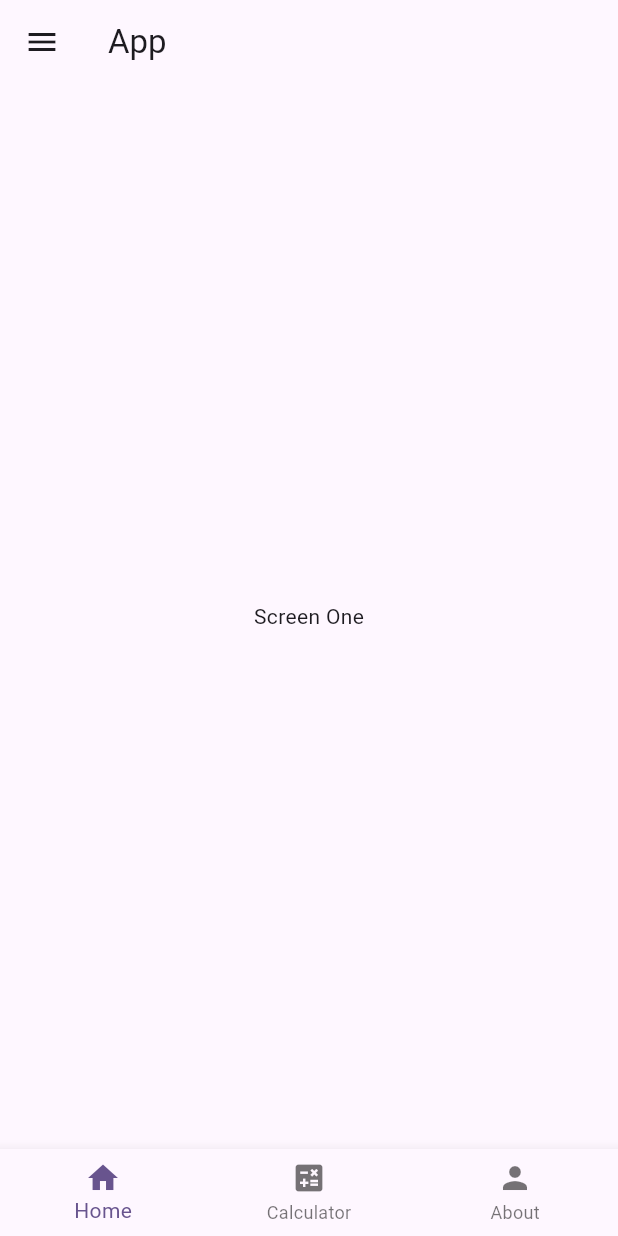
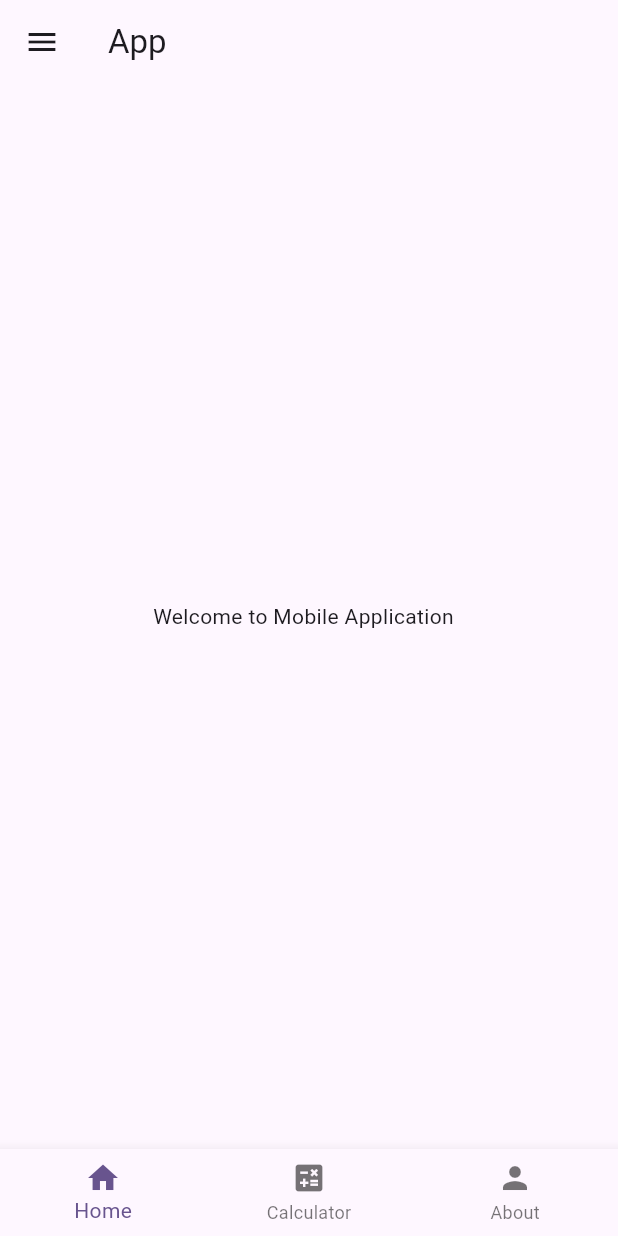
Before and after one commit to Shyaka12/flutter-Mobile, a Flutter app: the screen it shows after launch, item 3 of the bottom bar chosen, in the side drawer, after a tap on "Home", on a phone screen of 412 x 824 dp. Run offline on Flutter 3.47's test engine with Material 3 defaults, Android fonts, the phone set to English and light mode, and no system bars.

Commit message:
page  main

```diff
--- a/lib/home.dart
+++ b/lib/home.dart
@@ -75,7 +75,7 @@ class ScreenOne extends StatelessWidget {
   @override
   Widget build(BuildContext context) {
     return Center(
-      child: Text('Screen One'),
+      child: Text('Welcome to Mobile Application  '),
     );
   }
 }
@@ -103,7 +103,7 @@ class ScreenThree extends StatelessWidget {
   @override
   Widget build(BuildContext context) {
     return Center(
-      child: Text('Screen Three'),
+      child: Text('About Me '),
     );
   }
 }
```
